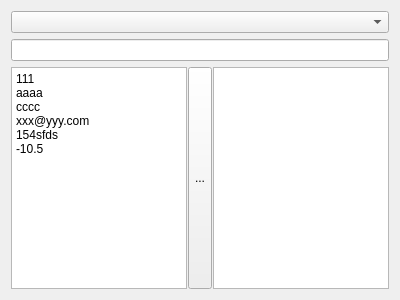
Old version of the form 2/func2.ui in the repository ba-ya/test_qt6_new_property.
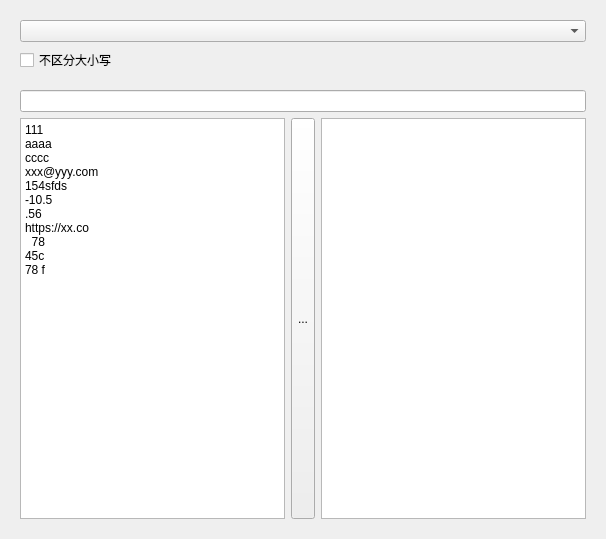
New version of the form. Icons and pictures are not drawn.

Commit message: feat: func2 add match character

What changed in the file:
```diff
--- a/2/func2.ui
+++ b/2/func2.ui
@@ -6,31 +6,44 @@
    <rect>
     <x>0</x>
     <y>0</y>
-    <width>400</width>
-    <height>300</height>
+    <width>606</width>
+    <height>539</height>
    </rect>
   </property>
   <property name="windowTitle">
    <string>Form</string>
   </property>
-  <layout class="QGridLayout" name="gridLayout" columnstretch="0,0,0">
-   <property name="horizontalSpacing">
-    <number>1</number>
+  <layout class="QVBoxLayout" name="verticalLayout_2">
+   <property name="spacing">
+    <number>0</number>
    </property>
-   <item row="2" column="2">
-    <widget class="QTextEdit" name="output"/>
-   </item>
-   <item row="0" column="0" colspan="3">
+   <item>
+    <widget class="QWidget" name="widget" native="true">
+     <layout class="QGridLayout" name="gridLayout_2">
+      <item row="0" column="0">
     <widget class="QComboBox" name="comboBox_type"/>
    </item>
-   <item row="1" column="0" colspan="3">
+      <item row="1" column="0">
+       <widget class="QCheckBox" name="checkBox_case_insensi">
+        <property name="text">
+         <string>不区分大小写</string>
+        </property>
+       </widget>
+      </item>
+     </layout>
+    </widget>
+   </item>
+   <item>
+    <widget class="QWidget" name="widget_2" native="true">
+     <layout class="QGridLayout" name="gridLayout">
+      <item row="0" column="0" colspan="3">
     <widget class="QLineEdit" name="curr_reg">
      <property name="readOnly">
-      <bool>true</bool>
+         <bool>false</bool>
      </property>
     </widget>
    </item>
-   <item row="2" column="0">
+      <item row="1" column="0">
     <widget class="QTextEdit" name="input">
      <property name="html">
       <string>&lt;!DOCTYPE HTML PUBLIC &quot;-//W3C//DTD HTML 4.0//EN&quot; &quot;http://www.w3.org/TR/REC-html40/strict.dtd&quot;&gt;
@@ -45,11 +58,16 @@
 &lt;p style=&quot; margin-top:0px; margin-bottom:0px; margin-left:0px; margin-right:0px; -qt-block-indent:0; text-indent:0px;&quot;&gt;cccc&lt;/p&gt;
 &lt;p style=&quot; margin-top:0px; margin-bottom:0px; margin-left:0px; margin-right:0px; -qt-block-indent:0; text-indent:0px;&quot;&gt;xxx@yyy.com&lt;/p&gt;
 &lt;p style=&quot; margin-top:0px; margin-bottom:0px; margin-left:0px; margin-right:0px; -qt-block-indent:0; text-indent:0px;&quot;&gt;154sfds&lt;/p&gt;
-&lt;p style=&quot; margin-top:0px; margin-bottom:0px; margin-left:0px; margin-right:0px; -qt-block-indent:0; text-indent:0px;&quot;&gt;-10.5&lt;/p&gt;&lt;/body&gt;&lt;/html&gt;</string>
+&lt;p style=&quot; margin-top:0px; margin-bottom:0px; margin-left:0px; margin-right:0px; -qt-block-indent:0; text-indent:0px;&quot;&gt;-10.5&lt;/p&gt;
+&lt;p style=&quot; margin-top:0px; margin-bottom:0px; margin-left:0px; margin-right:0px; -qt-block-indent:0; text-indent:0px;&quot;&gt;.56&lt;/p&gt;
+&lt;p style=&quot; margin-top:0px; margin-bottom:0px; margin-left:0px; margin-right:0px; -qt-block-indent:0; text-indent:0px;&quot;&gt;https://xx.co&lt;/p&gt;
+&lt;p style=&quot; margin-top:0px; margin-bottom:0px; margin-left:0px; margin-right:0px; -qt-block-indent:0; text-indent:0px;&quot;&gt;  78&lt;/p&gt;
+&lt;p style=&quot; margin-top:0px; margin-bottom:0px; margin-left:0px; margin-right:0px; -qt-block-indent:0; text-indent:0px;&quot;&gt;45c&lt;/p&gt;
+&lt;p style=&quot; margin-top:0px; margin-bottom:0px; margin-left:0px; margin-right:0px; -qt-block-indent:0; text-indent:0px;&quot;&gt;78 f&lt;/p&gt;&lt;/body&gt;&lt;/html&gt;</string>
      </property>
     </widget>
    </item>
-   <item row="2" column="1">
+      <item row="1" column="1">
     <widget class="QToolButton" name="btn_filter">
      <property name="sizePolicy">
       <sizepolicy hsizetype="Fixed" vsizetype="Preferred">
@@ -63,6 +81,12 @@
      <property name="icon">
       <iconset theme="QIcon::ThemeIcon::DocumentSend"/>
      </property>
+       </widget>
+      </item>
+      <item row="1" column="2">
+       <widget class="QTextEdit" name="output"/>
+      </item>
+     </layout>
     </widget>
    </item>
   </layout>
```
Lines whose indentation alone changed are shown as unchanged. The commit also changes 2 other files.
